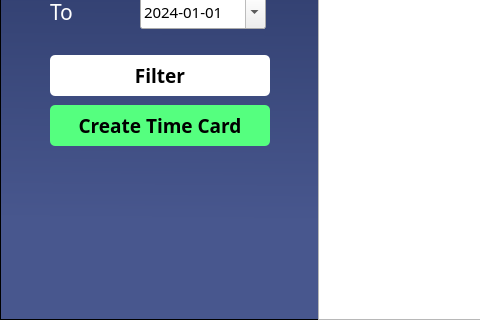
The window that TimeKeeping/timeLogger/timeLog.ui (Maze711/systemPayroll) describes before a commit, drawn with Qt 5; both pictures show x 0 to 480 and y 345 to 665 of the 1180 by 665 pixel window.
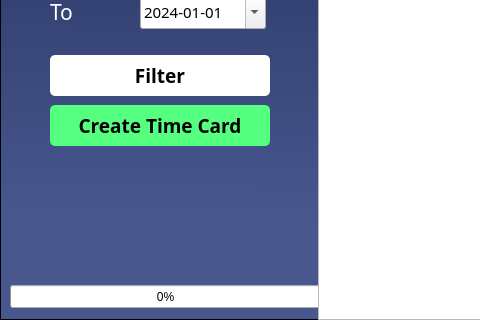
The same window after the commit.

What changed in the file:
```diff
--- a/TimeKeeping/timeLogger/timeLog.ui
+++ b/TimeKeeping/timeLogger/timeLog.ui
@@ -284,6 +284,19 @@
       </size>
      </property>
     </widget>
+    <widget class="QProgressBar" name="progressBar">
+     <property name="geometry">
+      <rect>
+       <x>10</x>
+       <y>630</y>
+       <width>311</width>
+       <height>23</height>
+      </rect>
+     </property>
+     <property name="value">
+      <number>0</number>
+     </property>
+    </widget>
    </widget>
    <widget class="QTableWidget" name="employeeListTable">
     <property name="geometry">
```
